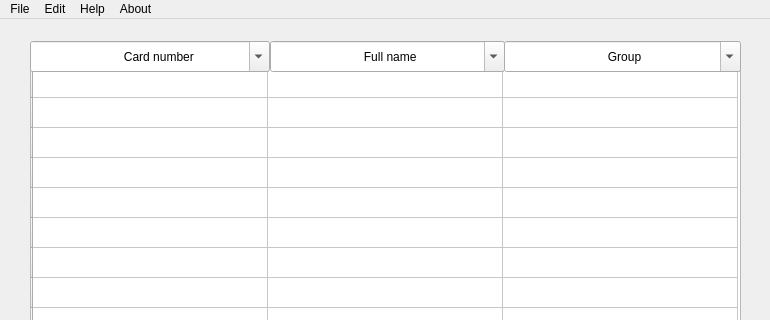
Above: ui/admin2.ui from TarasRudnyk/Students_health_records before the change; both pictures show x 0 to 770 and y 0 to 320 of the 770 by 497 pixel window. Below: the same form after it.
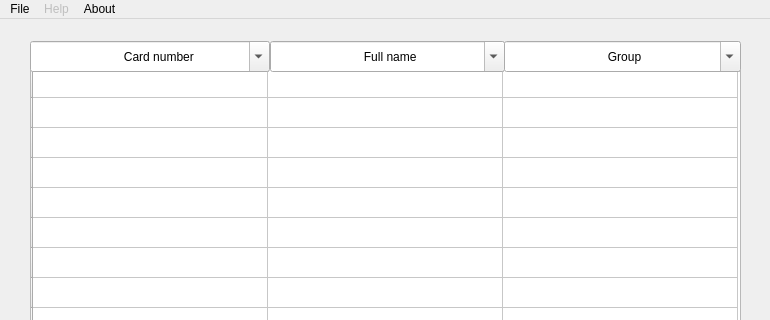
That is the form after the change. Icons and pictures are not drawn.

The edit to the form file:
```diff
--- a/ui/admin2.ui
+++ b/ui/admin2.ui
@@ -1,7 +1,10 @@
 <?xml version="1.0" encoding="UTF-8"?>
 <ui version="4.0">
- <class>Student_health_records</class>
- <widget class="QMainWindow" name="Student_health_records">
+ <class>AdminShowUsersMenu</class>
+ <widget class="QMainWindow" name="AdminShowUsersMenu">
+  <property name="enabled">
+   <bool>true</bool>
+  </property>
   <property name="geometry">
    <rect>
     <x>0</x>
@@ -189,13 +192,16 @@
     <property name="title">
      <string>File</string>
     </property>
-   </widget>
-   <widget class="QMenu" name="menuEdit">
-    <property name="title">
-     <string>Edit</string>
-    </property>
+    <addaction name="actionOpen"/>
+    <addaction name="actionSave"/>
+    <addaction name="actionSave_as"/>
+    <addaction name="separator"/>
+    <addaction name="actionLog_out"/>
    </widget>
    <widget class="QMenu" name="menuHelp">
+    <property name="enabled">
+     <bool>false</bool>
+    </property>
     <property name="title">
      <string>Help</string>
     </property>
@@ -206,7 +212,6 @@
     </property>
    </widget>
    <addaction name="menuFile"/>
-   <addaction name="menuEdit"/>
    <addaction name="menuHelp"/>
    <addaction name="menuAbout"/>
   </widget>
```
Left out of the diff: 43 changed lines with no effect on the pictures.
